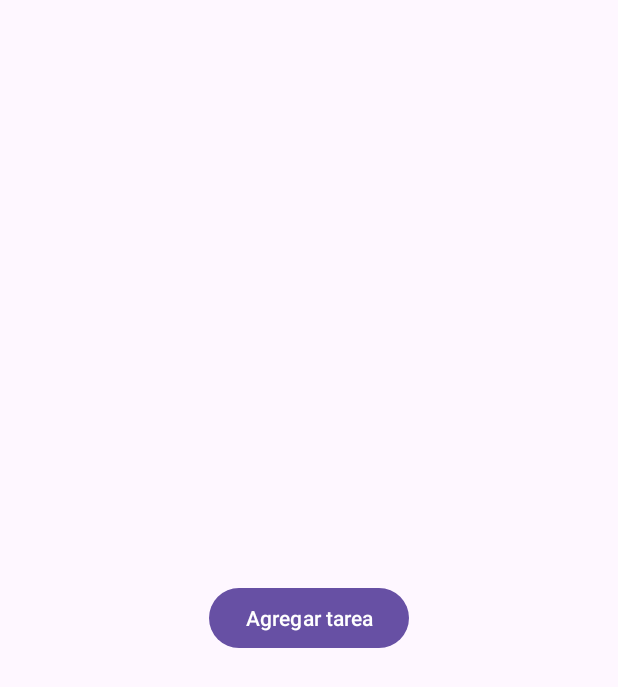
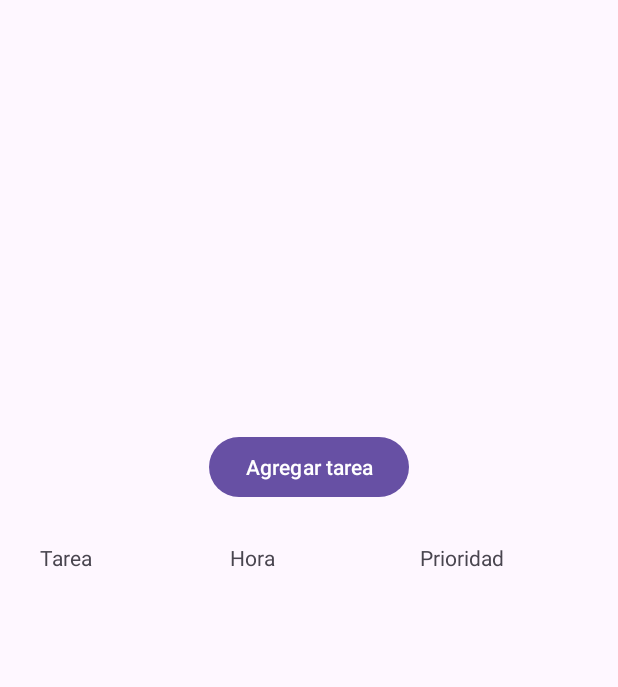
Before and after one commit to MrCalvooo/AndroidLibre, an Android app: the screen it shows after launch (MainActivity), on a phone screen of 412 x 824 dp. Shown: the top 687 px of the screen. Run offline under Robolectric (Android 15) with nearby library versions, the phone set to English and light mode, and no system bars.

Commit message:
Mostrar tareas pendientes por realizar junto con colores visuales dependiendo de la prioridad de dichas tareas

```diff
--- a/MiAgenda/app/src/main/java/com/mrcalvooo/miagenda/MainActivity.java
+++ b/MiAgenda/app/src/main/java/com/mrcalvooo/miagenda/MainActivity.java
@@ -1,9 +1,13 @@
 package com.mrcalvooo.miagenda;
 
 import android.content.Intent;
+import android.graphics.Color;
 import android.os.Bundle;
 import android.view.View;
 import android.widget.Button;
+import android.widget.TableLayout;
+import android.widget.TableRow;
+import android.widget.TextView;
 
 import androidx.activity.EdgeToEdge;
 import androidx.appcompat.app.AppCompatActivity;
@@ -18,6 +22,7 @@ public class MainActivity extends AppCompatActivity {
 
     private Button btnAgregarTarea;
     protected static ArrayList<Tarea> listaTareas = new ArrayList<>();
+    private TableLayout tableTareas;
 
     @Override
     protected void onCreate(Bundle savedInstanceState) {
@@ -29,7 +34,6 @@ public class MainActivity extends AppCompatActivity {
             v.setPadding(systemBars.left, systemBars.top, systemBars.right, systemBars.bottom);
             return insets;
         });
-
         btnAgregarTarea = findViewById(R.id.btnAgregarTarea);
         btnAgregarTarea.setOnClickListener(new View.OnClickListener() {
             @Override
@@ -39,5 +43,85 @@ public class MainActivity extends AppCompatActivity {
                 startActivity(intent);
             }
         });
+        tableTareas = findViewById(R.id.tableTareas);
+    }
+
+    // Funcion a ejecutar al volver de la vista de AgregarTarea
+    @Override
+    protected void onResume() {
+        super.onResume();
+        cargarTareas();
+    }
+
+    public void cargarTareas() {
+        // Limpiamos la vista anterior de tareas
+        tableTareas.removeAllViews();
+
+        // Definimos el encabezado de la tabla
+        TableRow encabezado = new TableRow(this);
+        TableRow.LayoutParams params = new TableRow.LayoutParams(0, TableRow.LayoutParams.WRAP_CONTENT, 1f);
+
+        TextView tituloTarea = new TextView(this);
+        tituloTarea.setText("Tarea");
+        tituloTarea.setPadding(16, 16, 16, 16);
+        tituloTarea.setLayoutParams(params);
+        encabezado.addView(tituloTarea);
+
+        TextView horaTarea = new TextView(this);
+        horaTarea.setText("Hora");
+        horaTarea.setPadding(16, 16, 16, 16);
+        horaTarea.setLayoutParams(params);
+        encabezado.addView(horaTarea);
+
+        TextView prioridadTarea = new TextView(this);
+        prioridadTarea.setText("Prioridad");
+        prioridadTarea.setPadding(16, 16, 16, 16);
+        prioridadTarea.setLayoutParams(params);
+        encabezado.addView(prioridadTarea);
+
+        tableTareas.addView(encabezado);
+
+        for (Tarea tarea : listaTareas) {
+            TableRow fila = new TableRow(this);
+
+            // Nombre
+            TextView tareaNombre = new TextView(this);
+            tareaNombre.setText(tarea.getNombre());
+            tareaNombre.setPadding(16, 16, 16, 16);
+            tareaNombre.setLayoutParams(params);
+            fila.addView(tareaNombre);
+
+            // Hora
+            TextView tareaHora = new TextView(this);
+            tareaHora.setText(String.format("%02d:%02d", tarea.getHora(), tarea.getMinuto()));
+            tareaHora.setPadding(16, 16, 16, 16);
+            tareaHora.setLayoutParams(params);
+            fila.addView(tareaHora);
+
+            // Prioridad
+            TextView tareaPrioridad = new TextView(this);
+
+            String prioridad = tarea.getPrioridad();
+
+            if (prioridad.equalsIgnoreCase("Prioridad Alta")){
+                tareaPrioridad.setTextColor(getResources().getColor(R.color.rojo));
+            }
+
+            if (prioridad.equalsIgnoreCase("Prioridad Media")){
+                tareaPrioridad.setTextColor(getResources().getColor(R.color.blue));
+            }
+
+            if (prioridad.equalsIgnoreCase("Prioridad Baja")){
+                tareaPrioridad.setTextColor(getResources().getColor(R.color.green));
+            }
+
+            tareaPrioridad.setText(prioridad);
+
+            tareaPrioridad.setPadding(16, 16, 16, 16);
+            tareaPrioridad.setLayoutParams(params);
+            fila.addView(tareaPrioridad);
+
+            tableTareas.addView(fila);
+        }
     }
 }
--- a/MiAgenda/app/src/main/res/layout/activity_main.xml
+++ b/MiAgenda/app/src/main/res/layout/activity_main.xml
@@ -16,4 +16,12 @@
         android:text="Agregar tarea">
     </Button>
 
+    <TableLayout
+        android:id="@+id/tableTareas"
+        android:layout_width="wrap_content"
+        android:layout_height="wrap_content"
+        android:padding="16dp"
+        android:stretchColumns="1">
+    </TableLayout>
+
 </LinearLayout>
--- a/MiAgenda/app/src/main/res/values/colors.xml
+++ b/MiAgenda/app/src/main/res/values/colors.xml
@@ -2,4 +2,7 @@
 <resources>
     <color name="black">#FF000000</color>
     <color name="white">#FFFFFFFF</color>
+    <color name="rojo">#FF0000</color>
+    <color name="blue">#0000FF</color>
+    <color name="green">#00FF00</color>
 </resources>
```
Also changed, not shown: MiAgenda/app/src/main/java/com/mrcalvooo/miagenda/AgregarTarea.java (+11 -1 lines), MiAgenda/app/src/main/res/layout/agregar_tarea.xml (+7 -0 lines).
